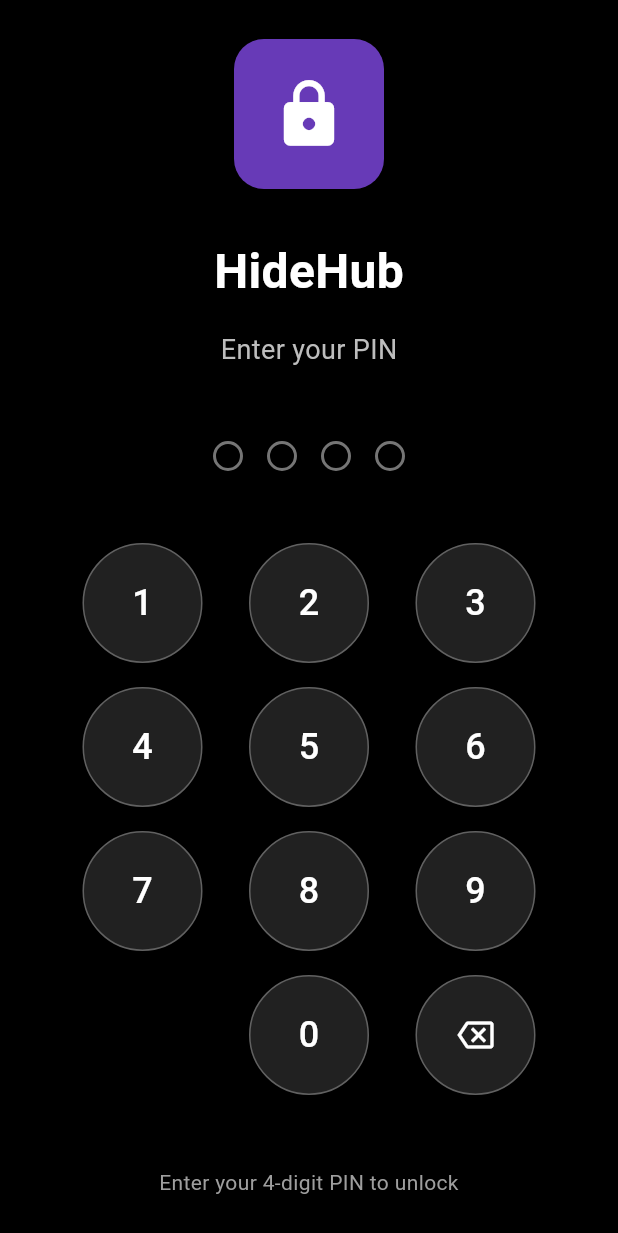
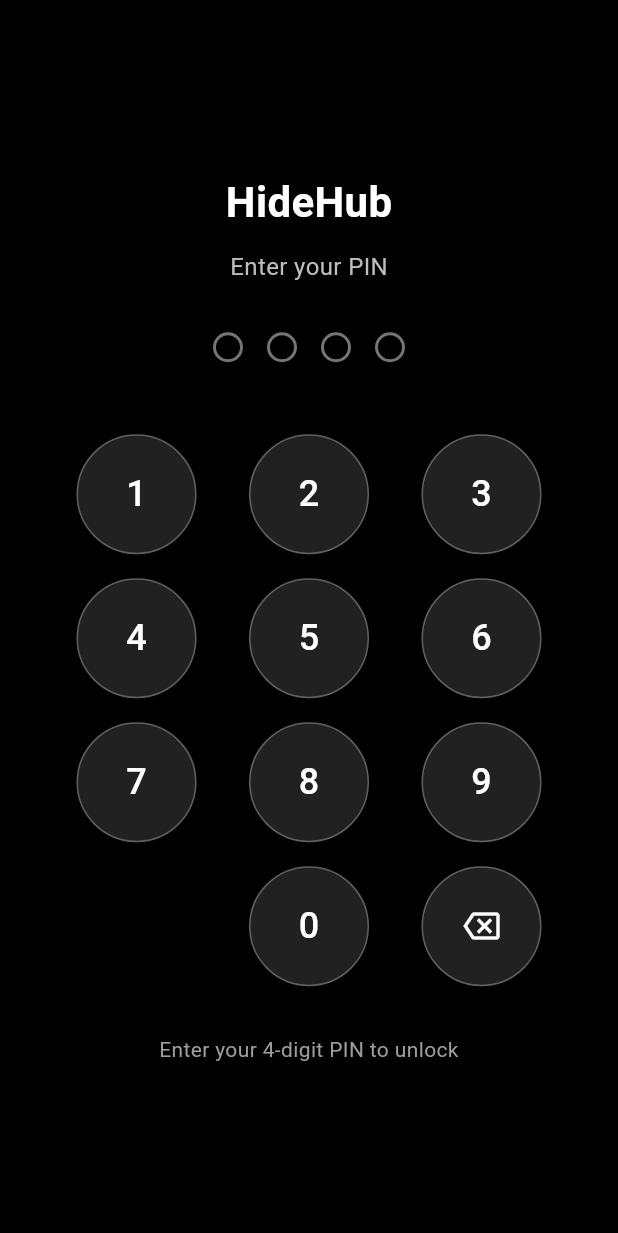
Before and after one commit to ashishkumawat1234/hidehub, a Flutter app: the LockScreen screen opened directly, on a phone screen of 412 x 824 dp. Shown: the top 1233 px of the screen. Run offline on Flutter 3.47's test engine with Material 3 defaults, Android fonts, the phone set to English and light mode, and no system bars; our stand-ins replace local_auth, permission_handler, shared_preferences, video_player; missing offline and left inert: photo_manager; accounts and stored records are empty.

Commit message:
Fix lock screen overflow issues and remove app icons
- Removed app icons from lock screen and PIN setup screen
- Added SingleChildScrollView to prevent overflow on smaller screens
- Made layouts more responsive with ConstrainedBox
- Reduced font sizes and spacing for better mobile compatibility
- Fixed deprecated withOpacity() calls with withValues()
- Fixed deprecated Switch activeColor with activeThumbColor
- Improved overall UI responsiveness and user experience

```diff
--- a/lib/screens/lock_screen.dart
+++ b/lib/screens/lock_screen.dart
@@ -192,42 +192,39 @@
     return Scaffold(
       backgroundColor: Colors.black,
       body: SafeArea(
-        child: Padding(
-          padding: const EdgeInsets.all(24.0),
+        child: SingleChildScrollView(
+          padding: const EdgeInsets.all(16.0),
+          child: ConstrainedBox(
+            constraints: BoxConstraints(
+              minHeight:
+                  MediaQuery.of(context).size.height -
+                  MediaQuery.of(context).padding.top -
+                  MediaQuery.of(context).padding.bottom -
+                  32,
+            ),
             child: Column(
               mainAxisAlignment: MainAxisAlignment.center,
               children: [
-              // App Icon/Logo
-              Container(
-                width: 100,
-                height: 100,
-                decoration: BoxDecoration(
-                  color: Colors.deepPurple,
-                  borderRadius: BorderRadius.circular(20),
-                ),
-                child: const Icon(Icons.lock, color: Colors.white, size: 50),
-              ),
-
-              const SizedBox(height: 32),
+                const SizedBox(height: 20),
 
                 // Title
                 const Text(
                   'HideHub',
                   style: TextStyle(
                     color: Colors.white,
-                  fontSize: 32,
+                    fontSize: 28,
                     fontWeight: FontWeight.bold,
                   ),
                 ),
 
-              const SizedBox(height: 16),
+                const SizedBox(height: 12),
 
                 // Subtitle
                 Text(
                   _isLocked ? 'App Locked' : 'Enter your PIN',
                   style: TextStyle(
                     color: _isLocked ? Colors.red : Colors.grey[400],
-                  fontSize: 18,
+                    fontSize: 16,
                   ),
                 ),
 
@@ -248,7 +245,7 @@
                   ),
                 ],
 
-              const SizedBox(height: 48),
+                const SizedBox(height: 32),
 
                 // PIN Input
                 PinInputWidget(
@@ -257,7 +254,7 @@
                   enabled: !_isLocked,
                 ),
 
-              const SizedBox(height: 48),
+                const SizedBox(height: 32),
 
                 // Biometric button
                 if (_biometricEnabled && _biometricAvailable && !_isLocked) ...[
@@ -272,6 +269,7 @@
                       ),
                       child: Row(
                         mainAxisAlignment: MainAxisAlignment.center,
+                        mainAxisSize: MainAxisSize.min,
                         children: [
                           Icon(_getBiometricIcon(), color: Colors.deepPurple),
                           const SizedBox(width: 12),
@@ -286,7 +284,7 @@
                       ),
                     ),
                   ),
-                const SizedBox(height: 24),
+                  const SizedBox(height: 20),
                 ],
 
                 // Failed attempts indicator
@@ -297,9 +295,11 @@
                       vertical: 8,
                     ),
                     decoration: BoxDecoration(
-                    color: Colors.red.withOpacity(0.1),
+                      color: Colors.red.withValues(alpha: 0.1),
                       borderRadius: BorderRadius.circular(8),
-                    border: Border.all(color: Colors.red.withOpacity(0.3)),
+                      border: Border.all(
+                        color: Colors.red.withValues(alpha: 0.3),
+                      ),
                     ),
                     child: Text(
                       'Failed attempts: $_failedAttempts/5',
@@ -310,14 +310,20 @@
                 ],
 
                 // Instructions
-              Text(
+                Padding(
+                  padding: const EdgeInsets.symmetric(horizontal: 16),
+                  child: Text(
                     _isLocked
                         ? 'App is temporarily locked due to multiple failed attempts'
                         : 'Enter your 4-digit PIN to unlock',
                     style: TextStyle(color: Colors.grey[500], fontSize: 14),
                     textAlign: TextAlign.center,
                   ),
+                ),
+
+                const SizedBox(height: 20),
               ],
+            ),
           ),
         ),
       ),
```
Also changed, not shown: lib/screens/pin_setup_screen.dart (+29 -27 lines). Lines whose indentation alone changed are shown as unchanged.
